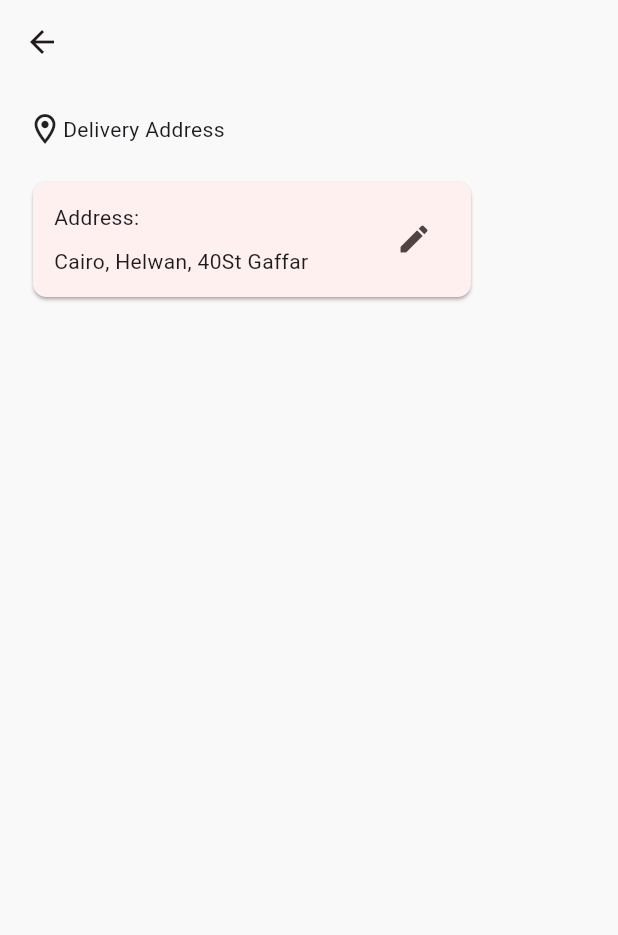
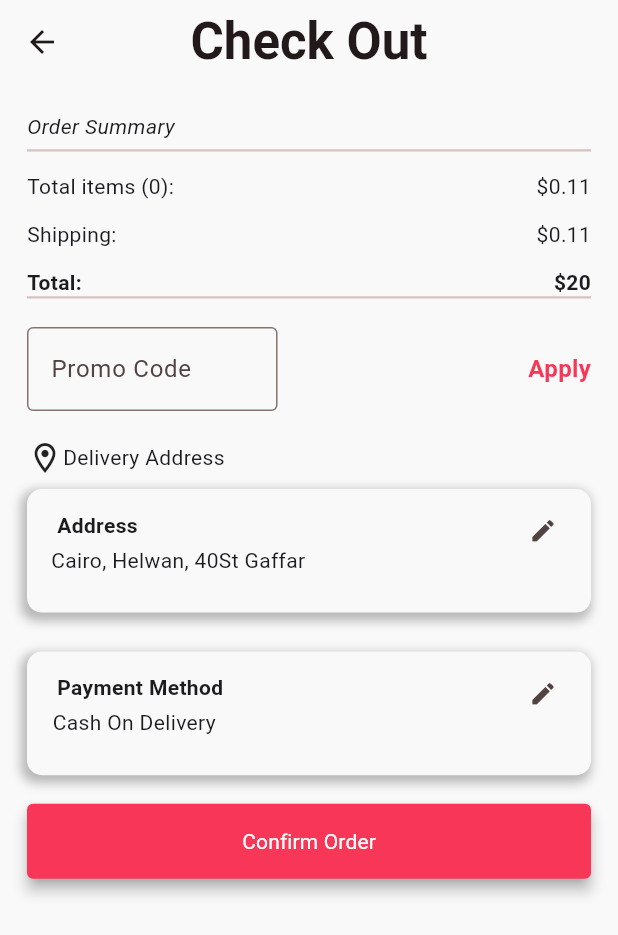
Before and after one commit to Abdelrahman2335/ecommerce, a Flutter app: the CheckOutScreen screen opened directly, on a phone screen of 412 x 824 dp. Shown: the top 935 px of the screen. Run offline on Flutter 3.47's test engine with Material 3 defaults, Android fonts, the phone set to English and light mode, and no system bars; our stand-ins replace awesome_bottom_bar, cached_network_image, cloud_firestore, curved_navigation_bar, firebase_auth, firebase_core and 7 more; accounts and stored records are empty.

Commit message:
Done of check out screen UI

```diff
--- a/lib/screens/check_out.dart
+++ b/lib/screens/check_out.dart
@@ -1,4 +1,9 @@
+import 'dart:math';
+
+import 'package:ecommerce/widgets/address_with_order.dart';
+import 'package:ecommerce/widgets/payment_method.dart';
 import 'package:flutter/material.dart';
+import 'package:gap/gap.dart';
 
 class CheckOutScreen extends StatefulWidget {
   const CheckOutScreen({super.key});
@@ -11,59 +16,126 @@ class _CheckOutScreenState extends State<CheckOutScreen> {
   @override
   Widget build(BuildContext context) {
     return Scaffold(
-      appBar: AppBar(),
+      appBar: AppBar(
+        title: Text(
+          "Check Out",
+        ),
+        centerTitle: true,
+      ),
       body: SingleChildScrollView(
         child: Padding(
           padding: const EdgeInsets.all(18.0),
           child: Column(
             crossAxisAlignment: CrossAxisAlignment.start,
             children: [
+              Text("Order Summary",
+                  style: TextStyle(
+                    fontStyle: FontStyle.italic,
+                  )),
+              Gap(6),
+              Divider(
+                thickness: 1.5,
+                height: 1,
+              ),
+              Gap(13),
+              Row(
+                children: [
+                  Text("Total items (${Random().nextInt(10)}):"),
+
+                  /// Edit the style of the text
+                  const Spacer(),
+                  Text("\$${Random().nextDouble().toStringAsFixed(2)}"),
+                ],
+              ),
+              Gap(12),
+              Row(
+                children: [
+                  const Text("Shipping:"),
+
+                  /// Edit the style of the text
+                  const Spacer(),
+                  Text("\$${Random().nextDouble().toStringAsFixed(2)}"),
+                ],
+              ),
+              Gap(12),
+              Row(
+                children: [
+                  const Text(
+                    "Total:",
+                    style: TextStyle(fontWeight: FontWeight.bold),
+                  ),
+
+                  /// Edit the style of the text
+                  const Spacer(),
+                  Text(
+                    "\$${Random().nextInt(100)}",
+                    style: TextStyle(fontWeight: FontWeight.bold),
+                  ),
+
+                  /// replace this with the correct amount
+                ],
+              ),
+              Divider(
+                thickness: 1.5,
+                height: 1,
+              ),
+              Gap(19),
+              Row(
+                children: [
+                  Expanded(
+                    child: const TextField(
+                        decoration: InputDecoration(
+                      border: OutlineInputBorder(),
+                      labelText: 'Promo Code',
+                    )),
+                  ),
+                  const Spacer(),
+                  InkWell(
+                    child: Text(
+                      "Apply",
+                      style: TextStyle(
+                          color: Theme.of(context).primaryColor,
+                          fontWeight: FontWeight.bold,
+                          fontSize: 16),
+                    ),
+                    onTap: () {},
+                  ),
+                ],
+              ),
+              Gap(19),
               const Row(
                 children: [
                   Icon(Icons.location_on_outlined),
                   Text("Delivery Address"),
                 ],
               ),
-              const SizedBox(
-                height: 19,
+              const Gap(
+                9,
               ),
-              SizedBox(
-                width: 300,
-                child: Card(
+              AddressWithOrder(),
+              Gap(26),
+              PaymentMethod(),
+              Gap(19),
+              ElevatedButton(
+                onPressed: () {},
+                style: ElevatedButton.styleFrom(
+                  backgroundColor: Theme.of(context).primaryColor,
+                  shape: RoundedRectangleBorder(
+                    borderRadius: BorderRadius.circular(4),
+                  ),
+                  elevation: 4,
+
+                  /// this gives the elevation of the shadow and how clear you can see it
+                  minimumSize: const Size(double.infinity, 50),
                   shadowColor: Colors.grey,
-                  shape: RoundedRectangleBorder(
-                      borderRadius: BorderRadius.circular(9)),
-                  child: Padding(
-                    padding: const EdgeInsets.all(14.0),
-                    child: Row(
-                      crossAxisAlignment: CrossAxisAlignment.start,
-                      children: [
-                        Expanded(
-                          child: Column(
-                            crossAxisAlignment: CrossAxisAlignment.start,
-                            children: [
-                              const Text("Address:"),
-                              const SizedBox(
-                                height: 9,
-                              ),
-                              SizedBox(
-                                width: MediaQuery.of(context).size.width * 0.5,
-                                child: const Text(
-                                  "Cairo, Helwan, 40St Gaffar",
-                                  overflow: TextOverflow.ellipsis,
-                                  maxLines: 2,
-                                ),
-                              ),
-                            ],
-                          ),
-                        ),
-                        IconButton(
-                          onPressed: () {},
-                          icon: const Icon(Icons.edit),
-                        ),
-                      ],
-                    ),
-                  ),
+
+                  /// this gives the color of the shadow
+                ),
+                child: Center(
+                  child: Text("Confirm Order",
+                      style: TextStyle(
+                        color: Colors.white,
+                      )),
                 ),
               ),
             ],
--- /dev/null
+++ b/lib/widgets/address_with_order.dart
@@ -0,0 +1,58 @@
+import 'package:flutter/material.dart';
+
+class AddressWithOrder extends StatelessWidget {
+  const AddressWithOrder({
+    super.key,
+  });
+
+  @override
+  Widget build(BuildContext context) {
+    return Container(
+      height: MediaQuery.of(context).size.height * 0.10,
+      width: MediaQuery.of(context).size.width,
+      decoration: BoxDecoration(
+          borderRadius: BorderRadius.circular(10),
+          color: Theme.of(context).colorScheme.surface,
+          boxShadow: [
+            BoxShadow(
+              color: const Color.fromARGB(255, 129, 129, 129)
+                  .withAlpha(140),
+              spreadRadius: 2,
+              blurRadius: 5,
+              offset: const Offset(-2, 3),
+            ),
+          ]),
+      child: Padding(
+        padding: const EdgeInsets.all(14.0),
+        child: Stack(
+          children: [
+            Positioned(
+              top: 0,
+              left: 6,
+              child: const Text("Address",
+                  style: TextStyle(fontWeight: FontWeight.bold)),
+            ),
+            Positioned(
+              bottom: 11,
+              left: 2,
+              child: const Text(
+                "Cairo, Helwan, 40St Gaffar",
+                overflow: TextOverflow.ellipsis,
+                maxLines: 2,
+              ),
+            ),
+            Positioned(
+              top: -10,
+              right: -6,
+              child: IconButton(
+                iconSize: 19,
+                onPressed: () {},
+                icon: const Icon(Icons.edit),
+              ),
+            ),
+          ],
+        ),
+      ),
+    );
+  }
+}
--- /dev/null
+++ b/lib/widgets/payment_method.dart
@@ -0,0 +1,59 @@
+
+import 'package:flutter/material.dart';
+
+class PaymentMethod extends StatelessWidget {
+  const PaymentMethod({
+    super.key,
+  });
+
+  @override
+  Widget build(BuildContext context) {
+    return Container(
+      height: MediaQuery.of(context).size.height * 0.10,
+      width: MediaQuery.of(context).size.width,
+      decoration: BoxDecoration(
+          borderRadius: BorderRadius.circular(10),
+          color: Theme.of(context).colorScheme.surface,
+          boxShadow: [
+            BoxShadow(
+              color: const Color.fromARGB(255, 129, 129, 129)
+                  .withAlpha(140),
+              spreadRadius: 2,
+              blurRadius: 5,
+              offset: const Offset(-2, 3),
+            ),
+          ]),
+      child: Padding(
+        padding: const EdgeInsets.all(14.0),
+        child: Stack(
+          children: [
+            Positioned(
+              top: 0,
+              left: 6,
+              child: const Text("Payment Method",
+                  style: TextStyle(fontWeight: FontWeight.bold)),
+            ),
+            Positioned(
+              bottom: 11,
+              left: 3,
+              child: const Text(
+                "Cash On Delivery",
+                overflow: TextOverflow.ellipsis,
+                maxLines: 2,
+              ),
+            ),
+            Positioned(
+              top: -10,
+              right: -6,
+              child: IconButton(
+                iconSize: 19,
+                onPressed: () {},
+                icon: const Icon(Icons.edit),
+              ),
+            ),
+          ],
+        ),
+      ),
+    );
+  }
+}
```
